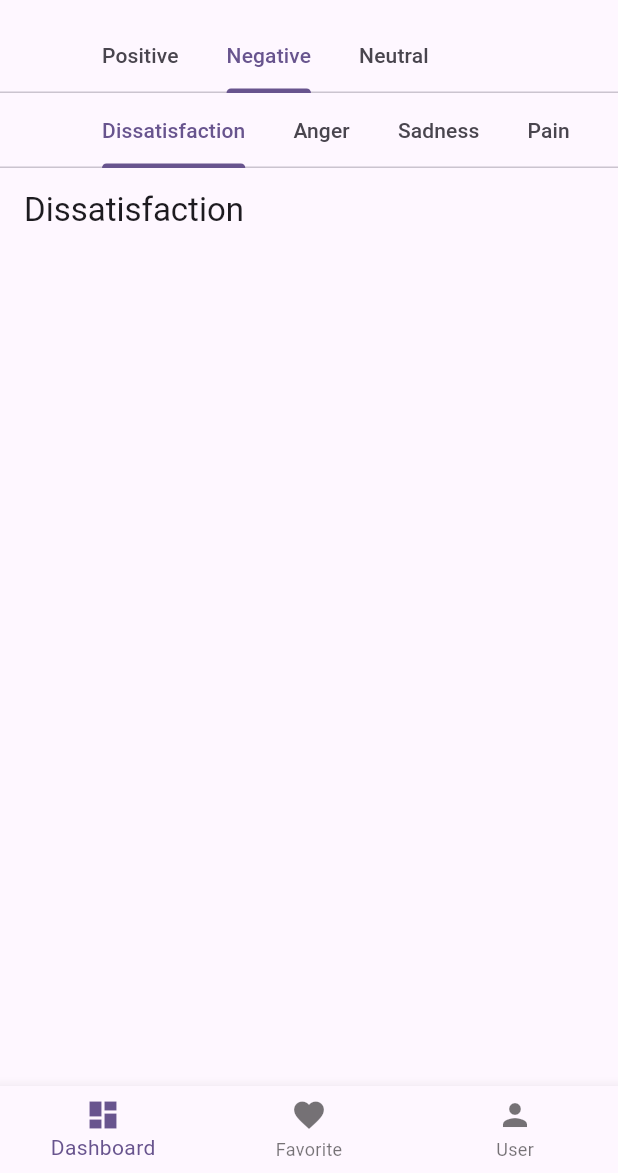
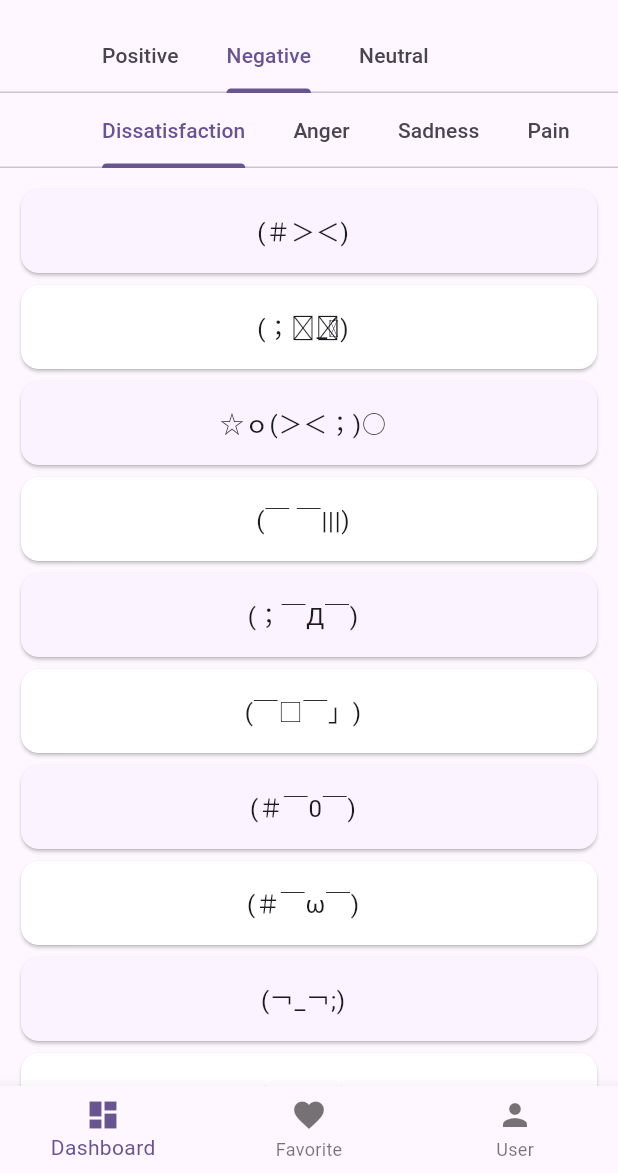
Before and after one commit to ptrjs/kaomoji_app, a Flutter app: the screen it shows after launch, tab 6 chosen, on a phone screen of 412 x 824 dp, the part 63-1236 px from its top. Run offline on Flutter 3.47's test engine with Material 2 defaults, Android fonts, the phone set to English and light mode, and no system bars; our stand-ins replace fluttertoast, shared_preferences; missing offline and left inert: clipboard.

Commit message:
anger done, dissatisfaction done

```diff
--- a/lib/module/home/negative/dissatisfaction/controller/dissatisfaction_controller.dart
+++ b/lib/module/home/negative/dissatisfaction/controller/dissatisfaction_controller.dart
@@ -1,9 +1,9 @@
-
 import 'package:flutter/material.dart';
 import 'package:kaomoji_app/core.dart';
 import '../view/dissatisfaction_view.dart';
 
-class DissatisfactionController extends State<DissatisfactionView> {
+class DissatisfactionController extends State<DissatisfactionView>
+    with AutomaticKeepAliveClientMixin {
   static late DissatisfactionController instance;
   late DissatisfactionView view;
 
@@ -11,11 +11,52 @@ class DissatisfactionController extends State<DissatisfactionView> {
   void initState() {
     instance = this;
     super.initState();
+    scrollController = ScrollController(initialScrollOffset: 0.0);
   }
 
   @override
-    void dispose() => super.dispose();
+  void dispose() {
+    scrollController.dispose();
+    super.dispose();
+  }
 
   @override
-    Widget build(BuildContext context) => widget.build(context, this);
+  bool get wantKeepAlive => true;
+
+  @override
+  Widget build(BuildContext context) {
+    super.build(context);
+    return widget.build(context, this);
   }
+
+  ScrollController scrollController = ScrollController();
+
+  List<String> dissatisfaction = [
+    "(＃＞＜)",
+    "(；⌣̀_⌣́)",
+    "☆ｏ(＞＜；)○",
+    "(￣ ￣|||)",
+    "(；￣Д￣)",
+    "(￣□￣」)",
+    "(＃￣0￣)",
+    "(＃￣ω￣)",
+    "(￢_￢;)",
+    "(＞ｍ＜)",
+    "(」°ロ°)」",
+    "(〃＞＿＜;〃)",
+    "(＾＾＃)",
+    "(︶︹︺)",
+    "(￣ヘ￣)",
+    "<(￣ ﹌ ￣)>",
+    "(￣︿￣)",
+    "(＞﹏＜)",
+    "(--_--)",
+    "凸(￣ヘ￣)",
+    "ヾ( ￣O￣)ツ",
+    "(⇀‸↼‶)",
+    "o(>< )o",
+    "(」＞＜)」",
+    "(ᗒᗣᗕ)՞",
+    "(눈_눈)",
+  ];
+}
--- a/lib/module/home/negative/dissatisfaction/view/dissatisfaction_view.dart
+++ b/lib/module/home/negative/dissatisfaction/view/dissatisfaction_view.dart
@@ -1,6 +1,6 @@
-
 import 'package:flutter/material.dart';
 import 'package:kaomoji_app/core.dart';
+import '../../../../../general_method/general_method.dart';
 import '../controller/dissatisfaction_controller.dart';
 
 class DissatisfactionView extends StatefulWidget {
@@ -10,15 +10,36 @@ class DissatisfactionView extends StatefulWidget {
     controller.view = this;
 
     return Scaffold(
-        appBar: AppBar(
-        title: const Text("Dissatisfaction"),
-        actions: const [],
-        ),
       body: SingleChildScrollView(
         child: Container(
           padding: const EdgeInsets.all(10.0),
-            child: const Column(
-            children: [],
+          child: Column(
+            children: [
+              ListView.builder(
+                controller: controller.scrollController,
+                itemCount: controller.dissatisfaction.length,
+                physics: const ScrollPhysics(),
+                shrinkWrap: true,
+                itemBuilder: (BuildContext context, int index) {
+                  var item = controller.dissatisfaction[index];
+                  Color cardColor = index % 2 == 0
+                      ? Color.fromARGB(255, 251, 243, 255)
+                      : Colors.white;
+                  return GestureDetector(
+                    onTap: () => GeneralMethod().copyTextToClipboard(item),
+                    onDoubleTap: () => GeneralMethod().addToFavorite(item),
+                    child: Card(
+                      color: cardColor,
+                      child: ListTile(
+                        title: Center(
+                          child: Text(item),
+                        ),
+                      ),
+                    ),
+                  );
+                },
+              ),
+            ],
           ),
         ),
       ),
--- a/lib/module/home/positive/embarrassment/controller/embarrassment_controller.dart
+++ b/lib/module/home/positive/embarrassment/controller/embarrassment_controller.dart
@@ -31,7 +31,7 @@ class EmbarrassmentController extends State<EmbarrassmentView>
 
   ScrollController scrollController = ScrollController();
 
-  List embarassment = [
+  List<String> embarassment = [
     "(⌒_⌒;)",
     "(o^ ^o)",
     "(*/ω＼)",
--- a/lib/module/home/positive/love/controller/love_controller.dart
+++ b/lib/module/home/positive/love/controller/love_controller.dart
@@ -32,7 +32,7 @@ class LoveController extends State<LoveView>
 
   ScrollController scrollController = ScrollController();
 
-  List love = [
+  List<String> love = [
     "(ﾉ´ з `)ノ",
     "(♡μ_μ)",
     "(*^^*)♡",
--- a/lib/module/home/positive/sympathy/controller/sympathy_controller.dart
+++ b/lib/module/home/positive/sympathy/controller/sympathy_controller.dart
@@ -31,7 +31,7 @@ class SympathyController extends State<SympathyView>
 
   ScrollController scrollController = ScrollController();
 
-  List sympathy = [
+  List<String> sympathy = [
     "(ノ_<。)ヾ(´ ▽ ` )",
     "｡･ﾟ･(ﾉД`)ヽ(￣ω￣ )",
     "ρ(- ω -、)ヾ(￣ω￣; )",
```
Also changed, not shown: lib/module/home/negative/anger/controller/anger_controller.dart (+53 -4 lines), lib/module/home/negative/anger/view/anger_view.dart (+28 -7 lines), lib/module/home/positive/joy/controller/joy_controller.dart (+3 -4 lines). Lines whose indentation alone changed are shown as unchanged.
